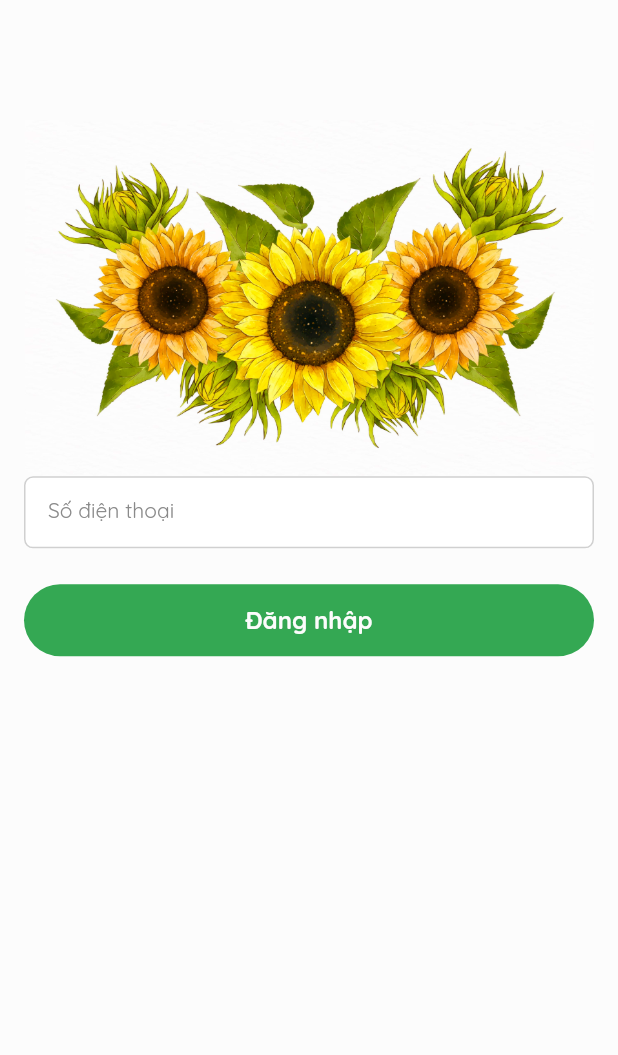
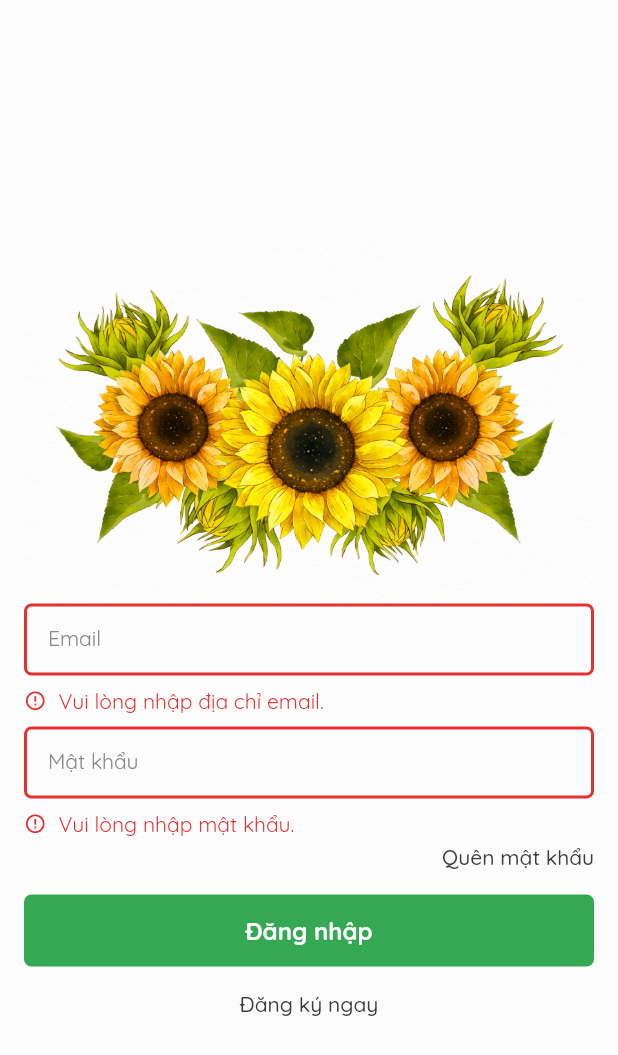
Before and after one commit to huongrealest/flutter_product_preview, a Flutter app: the screen it shows after launch, after a tap on "Đăng nhập", on a phone screen of 412 x 824 dp. Shown: the top 1055 px of the screen. Run offline on Flutter 3.47's test engine with Material 2 defaults, Android fonts, the phone set to English and light mode, and no system bars; our stand-ins replace firebase_auth, firebase_core, get; accounts and stored records are empty.

```diff
--- a/lib/app.dart
+++ b/lib/app.dart
@@ -1,5 +1,6 @@
 import 'package:flutter/material.dart';
 import 'package:get/get_navigation/src/root/get_material_app.dart';
+import 'package:preview/common/bindings/app_binding.dart';
 import 'package:preview/common/theme/app_themes.dart';
 import 'package:preview/modules/auth/login/login_screen.dart';
 
@@ -13,7 +14,7 @@ class App extends StatelessWidget {
       title: 'Flutter Product Preview',
       debugShowCheckedModeBanner: false,
       theme: AppThemes.appTheme,
-
+    initialBinding: AppBinding(),
       home: const LoginScreen(),
     );
   }
--- /dev/null
+++ b/lib/common/mixins/overlay_mixin.dart
@@ -0,0 +1,13 @@
+import 'package:preview/utils/ui/app_dialogs.dart';
+import 'package:preview/utils/ui/app_snack_bar.dart';
+
+mixin OverlayMixin {
+  hideLoading() => AppDialogs.hideLoadingCircle();
+
+  showLoading() => AppDialogs.showLoadingCircle();
+
+  notifyError(String error) => AppSnackbar.showErrorNotification(message: error);
+
+  notifySuccess(String msg) =>
+      AppSnackbar.showSuccessNotification(message: msg);
+}
--- a/lib/common/services/auth_service.dart
+++ b/lib/common/services/auth_service.dart
@@ -1,5 +1,25 @@
+import 'package:firebase_auth/firebase_auth.dart';
 import 'package:get/get.dart';
+import 'package:preview/repositories/auth_repo.dart';
 
 class AuthService extends GetxService {
+  final AuthRepo _repo;
 
+  final Rx<User?> _rxUser;
+
+  User? get user => _rxUser.value;
+
+  AuthService()
+      : _repo = AuthRepo(),
+        _rxUser = Rx(null) {
+    _repo.client.userChanges().listen(
+      (value) {
+        if (value == null) {
+          /// Should Logout
+        } else {
+          _rxUser.value = value;
+        }
+      },
+    );
+  }
 }
--- a/lib/common/theme/app_border_and_radius.dart
+++ b/lib/common/theme/app_border_and_radius.dart
@@ -3,9 +3,9 @@ import 'package:flutter/material.dart';
 import '../../resource/resource.dart';
 
 class AppBorderAndRadius {
-  static const defaultRadius = Radius.circular(32);
+  static const defaultRadius = Radius.circular(5);
 
-  static const formRadius = Radius.circular(6);
+  static const formRadius = Radius.circular(5);
 
   static const defaultBorderRadius = BorderRadius.all(defaultRadius);
 
@@ -21,13 +21,16 @@ class AppBorderAndRadius {
   static OutlineInputBorder focusedInputBorder = const OutlineInputBorder(
     borderSide: BorderSide(
       color: AppColors.green,
-      width: 1,
+      width: 2,
     ),
     borderRadius: formBorderRadius,
   );
 
   static const OutlineInputBorder outlineInputErrorBorder = OutlineInputBorder(
-    borderSide: BorderSide(color: AppColors.red),
+    borderSide: BorderSide(
+      color: AppColors.red,
+      width: 2,
+    ),
     borderRadius: formBorderRadius,
   );
 }
--- a/lib/common/theme/app_form_field.dart
+++ b/lib/common/theme/app_form_field.dart
@@ -17,7 +17,7 @@ class AppFormField {
     errorBorder: AppBorderAndRadius.outlineInputErrorBorder,
     focusedErrorBorder: AppBorderAndRadius.outlineInputErrorBorder,
     filled: true,
-    fillColor: Colors.white,
+    fillColor: Colors.transparent,
     floatingLabelBehavior: FloatingLabelBehavior.auto,
     floatingLabelStyle: AppTextStyles.hintText.copyWith(color: AppColors.green),
     labelStyle: AppTextStyles.hintText,
@@ -34,7 +34,7 @@ class AppFormField {
     errorBorder: AppBorderAndRadius.outlineInputErrorBorder,
     focusedErrorBorder: AppBorderAndRadius.outlineInputErrorBorder,
     filled: true,
-    fillColor: Colors.white,
+    fillColor: Colors.transparent,
     floatingLabelBehavior: FloatingLabelBehavior.auto,
     floatingLabelStyle: AppTextStyles.hintText.copyWith(color: AppColors.green),
     labelStyle: AppTextStyles.hintText,
--- a/lib/common/theme/app_themes.dart
+++ b/lib/common/theme/app_themes.dart
@@ -11,12 +11,10 @@ class AppThemes {
     dialogBackgroundColor: AppColors.lotion,
     scaffoldBackgroundColor: AppColors.lotion,
     inputDecorationTheme: AppFormField.outlineInputDecorationTheme,
-
     elevatedButtonTheme: const ElevatedButtonThemeData(
       style: ButtonStyle(
         backgroundColor: MaterialStatePropertyAll(AppColors.green),
         padding: MaterialStatePropertyAll(AppPads.buttonPadding),
-        textStyle: MaterialStatePropertyAll(AppTextStyles.button),
         shape: MaterialStatePropertyAll(
           RoundedRectangleBorder(
             borderRadius: AppBorderAndRadius.defaultBorderRadius,
--- a/lib/modules/auth/login/login_controller.dart
+++ b/lib/modules/auth/login/login_controller.dart
@@ -0,0 +1,42 @@
+import 'package:flutter/cupertino.dart';
+import 'package:get/get.dart';
+import 'package:preview/common/mixins/overlay_mixin.dart';
+import 'package:preview/common/services/auth_service.dart';
+import 'package:preview/modules/navigation/navigation_screen.dart';
+import 'package:preview/repositories/auth_repo.dart';
+
+class LoginController extends GetxController with OverlayMixin {
+  final AuthRepo _repo;
+
+  LoginController() : _repo = AuthRepo();
+
+  final txtUserName = TextEditingController();
+
+  final txtPwd = TextEditingController();
+
+  final form = GlobalKey<FormState>();
+
+  final _auth = Get.find<AuthService>();
+
+  login() async {
+    if (form.currentState?.validate() == false) return;
+    showLoading();
+    try {
+      await _repo.login(
+        email: txtUserName.text,
+        password: txtPwd.text,
+      );
+      hideLoading();
+      final user = _auth.user;
+      if (user == null) return;
+      if (user.emailVerified) {
+        Get.offAll(() => const NavigationScreen());
+      } else {
+        user.sendEmailVerification();
+      }
+    } catch (e) {
+      hideLoading();
+      notifyError(e.toString());
+    }
+  }
+}
--- a/lib/modules/auth/login/login_screen.dart
+++ b/lib/modules/auth/login/login_screen.dart
@@ -1,6 +1,10 @@
 import 'package:flutter/material.dart';
+import 'package:get/get.dart';
+import 'package:preview/modules/auth/login/login_controller.dart';
+import 'package:preview/resource/app_text_styles.dart';
 import 'package:preview/resource/asset_path.dart';
 import 'package:preview/resource/gaps.dart';
+import 'package:preview/utils/helpers/validator.dart';
 import 'package:preview/utils/ui/system_chrome_extension.dart';
 import 'package:preview/widgets/buttons/fill_button.dart';
 import 'package:preview/widgets/outline_text_form_field.dart';
@@ -10,25 +14,53 @@ class LoginScreen extends StatelessWidget {
 
   @override
   Widget build(BuildContext context) {
+    final controller = Get.put(LoginController());
     return GestureDetector(
       onTap: SystemChromeExtension.hideKeyboardIfVisible,
       child: Scaffold(
-        body: Padding(
+        body: SingleChildScrollView(
           padding: const EdgeInsets.symmetric(horizontal: 16),
+          child: Form(
+            key: controller.form,
             child: Column(
               children: [
-              Gaps.vGap80,
+                SizedBox(
+                  height: Get.height * 0.2,
+                ),
                 Image.asset(AssetPath.sunflower),
                 OutlineTextFormField(
-                label: 'Số điện thoại',
+                  label: 'Email',
+                  controller: controller.txtUserName,
+                  validator: Validator.requiredInputEmailValidator,
+                ),
+                Gaps.vGap8,
+                OutlineTextFormField(
+                  label: 'Mật khẩu',
+                  controller: controller.txtPwd,
+                  validator: Validator.inputPasswordValidator,
+                ),
+                Gaps.vGap4,
+                const Align(
+                  alignment: Alignment.centerRight,
+                  child: Text(
+                    'Quên mật khẩu',
+                    style: AppTextStyles.textButton,
+                  ),
                 ),
                 Gaps.vGap16,
                 FillButton(
                   text: 'Đăng nhập',
                   width: double.infinity,
-                onPressed: () {},
+                  onPressed: controller.login,
                 ),
+                Gaps.vGap16,
+                const Text(
+                  'Đăng ký ngay',
+                  style: AppTextStyles.textButton,
+                ),
+                Gaps.vGap16,
               ],
+            ),
           ),
         ),
       ),
--- a/lib/repositories/auth_repo.dart
+++ b/lib/repositories/auth_repo.dart
@@ -0,0 +1,48 @@
+import 'dart:async';
+
+import 'package:firebase_auth/firebase_auth.dart';
+
+class AuthRepo {
+  final FirebaseAuth client;
+
+  AuthRepo() : client = FirebaseAuth.instance;
+
+
+  Future login({
+    required String email,
+    required String password,
+  }) async {
+    try {
+      await client.signInWithEmailAndPassword(
+        email: email,
+        password: password,
+      );
+    } on FirebaseAuthException catch (e) {
+      throw _handleSignError(e);
+    } catch (e) {
+      rethrow;
+    }
+  }
+
+  String _handleSignError(FirebaseAuthException e) {
+    String message = e.code;
+    switch (e.code) {
+      case 'wrong-password':
+        message = 'Mật khẩu không chính xác';
+        break;
+      case 'invalid-email':
+        message = 'Địa chỉ Email không không hợp lệ';
+        break;
+      case 'user-disabled':
+        message =
+            'Tài khoản đã bị vô hiệu hóa, vui lòng liên hệ nhà phát triển để biết thêm thông tin chi tiết';
+        break;
+      case 'user-not-found':
+        message =
+            'Tài khoản không tồn tại. Vui lòng đăng ký để tiếp tục sử dụng ứng dụng';
+        break;
+      default:
+    }
+    return message;
+  }
+}
--- /dev/null
+++ b/lib/resource/app_const.dart
@@ -0,0 +1,3 @@
+class AppConst {
+  static const minPasswordLength = 6;
+}
--- a/lib/resource/app_text_styles.dart
+++ b/lib/resource/app_text_styles.dart
@@ -6,7 +6,11 @@ class AppTextStyles {
     fontSize: 16,
     color: AppColors.lotion,
     fontWeight: FontWeight.w700,
-    fontFamily: 'Quicksand',
+  );
+  static const TextStyle textButton = TextStyle(
+    fontSize: 14,
+    color: AppColors.blackOlive,
+    fontWeight: FontWeight.w500,
   );
   static const TextStyle hintText = TextStyle(
     fontSize: 14,
--- a/lib/resource/resource.dart
+++ b/lib/resource/resource.dart
@@ -2,3 +2,4 @@ export 'app_colors.dart';
 export 'gaps.dart';
 export 'app_text_styles.dart';
 export 'asset_path.dart';
+export 'app_const.dart';
--- /dev/null
+++ b/lib/utils/helpers/validator.dart
@@ -0,0 +1,52 @@
+import '../../resource/resource.dart';
+
+class Validator {
+  static final RegExp _emailRegex = RegExp(
+    r'^([a-zA-Z0-9_\.\-])+\@(([a-zA-Z0-9\-])+\.)+([a-zA-Z0-9]{2,4})+$',
+  );
+  static String? validateStringBlank(
+    String? value,
+    String msg, [
+    bool autoToLowerCase = true,
+  ]) =>
+      (value == null || value.replaceAll(' ', '').isEmpty)
+          ? "$msg không được để trống."
+          : null;
+
+  static bool _isValidEmail(String email) => _emailRegex.hasMatch(email);
+
+  static String? inputEmailValidator(String? value) {
+    if (value == null || value.isEmpty) return null;
+
+    if (!_isValidEmail(value)) return 'Địa chỉ email không đúng định dạng.';
+
+    return null;
+  }
+
+  static String? requiredInputEmailValidator(String? value) {
+    if (value == null || value.isEmpty) return 'Vui lòng nhập địa chỉ email.';
+
+    if (!_isValidEmail(value)) return 'Địa chỉ email không đúng định dạng.';
+
+    return null;
+  }
+
+  static String? _isValidPassword(String password) {
+    return password.length < AppConst.minPasswordLength
+        ? "Mật khẩu phải tối thiểu ${AppConst.minPasswordLength} ký tự. Vui lòng nhập lại."
+        : password.contains(' ')
+            ? 'Mật khẩu không được chứa khoảng trắng.'
+            : null;
+  }
+
+  static String? inputPasswordValidator(String? value) {
+    if (value == null || value.isEmpty) {
+      return 'Vui lòng nhập mật khẩu.';
+    }
+
+    // if (RegExp(r'^$').hasMatch(value))
+    //   return 'Bạn chưa nhập đúng đúng định dạng mật khẩu';
+
+    return _isValidPassword(value);
+  }
+}
```
Also changed, not shown: lib/modules/navigation/navigation_screen.dart (added, +10 -0 lines), lib/utils/ui/app_dialogs.dart (added, +27 -0 lines), lib/utils/ui/app_snack_bar.dart (added, +72 -0 lines). Lines whose indentation alone changed are shown as unchanged.
